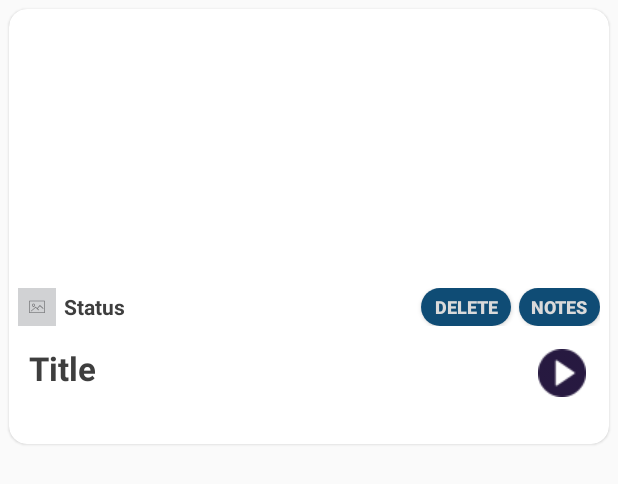
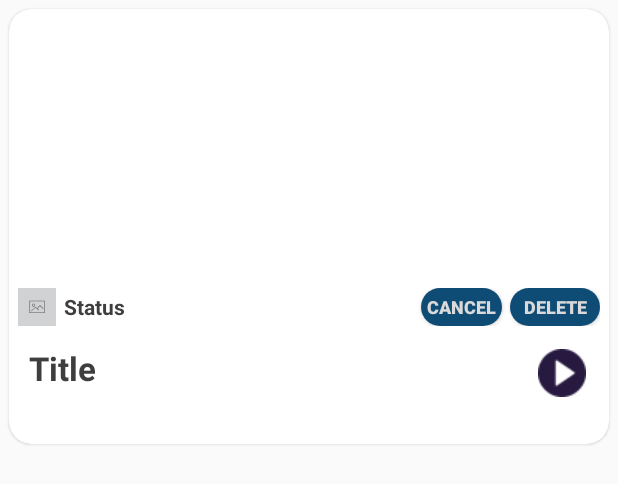
Before and after one commit to Asmaa933/iTrip, an Android app: the layout list_item_main.xml on its own in the app's theme, with its tools: preview values and no code run, on a phone screen of 412 x 824 dp. Shown: the top 484 px of the screen. Run offline under Robolectric (Android 15) with nearby library versions, the phone set to English and light mode, and no system bars.

Commit message:
cancel button

```diff
--- a/app/build.gradle
+++ b/app/build.gradle
@@ -55,6 +55,7 @@ dependencies {
     implementation "androidx.multidex:multidex:2.0.1"
 
     implementation 'com.google.android.libraries.places:places:1.0.0'
-    implementation 'com.github.apl-devs:appintro:v4.2.3'
+    implementation 'com.github.AppIntro:AppIntro:5.1.0'
+
 }
 apply plugin: 'com.google.gms.google-services'
--- a/app/src/main/java/com/andro/itrip/FireBaseHandler.java
+++ b/app/src/main/java/com/andro/itrip/FireBaseHandler.java
@@ -113,6 +113,11 @@ public class FireBaseHandler {
 
     }
 
+    public void updateTripStatus(Trip trip) {
+        databaseTrips.child(trip.getTripID()).setValue(trip);
+
+    }
+
     public void deleteTrip(String tripId) {
         databaseTrips.child(tripId).removeValue();
     }
--- a/app/src/main/java/com/andro/itrip/ui/upcomingUI/UpcomingContract.java
+++ b/app/src/main/java/com/andro/itrip/ui/upcomingUI/UpcomingContract.java
@@ -13,6 +13,8 @@ public class UpcomingContract {
 
         void onDelete(String tripId);
 
+        void onCancel(Trip trip);
+
         void addTrip(Trip trip);
 
     }
--- a/app/src/main/java/com/andro/itrip/ui/upcomingUI/UpcomingPresenter.java
+++ b/app/src/main/java/com/andro/itrip/ui/upcomingUI/UpcomingPresenter.java
@@ -43,7 +43,10 @@ public class UpcomingPresenter implements UpcomingContract.PresenterInterface {
         FireBaseHandler.getInstance().deleteTrip(tripId);
     }
 
-
+    @Override
+    public void onCancel(Trip trip) {
+        FireBaseHandler.getInstance().updateTripStatus(trip);
+    }
 
 
 }
--- a/app/src/main/res/layout/fragment_upcoming.xml
+++ b/app/src/main/res/layout/fragment_upcoming.xml
@@ -9,8 +9,7 @@
     <androidx.recyclerview.widget.RecyclerView
         android:id="@+id/mainRecyclerView"
         android:layout_width="match_parent"
-        android:layout_height="match_parent">
-    </androidx.recyclerview.widget.RecyclerView>
+        android:layout_height="match_parent"></androidx.recyclerview.widget.RecyclerView>
 
     <LinearLayout
         android:id="@+id/layout_empty"
--- a/app/src/main/res/layout/list_item_main.xml
+++ b/app/src/main/res/layout/list_item_main.xml
@@ -1,18 +1,17 @@
 <?xml version="1.0" encoding="utf-8"?>
-<androidx.cardview.widget.CardView  xmlns:android="http://schemas.android.com/apk/res/android"
+<androidx.cardview.widget.CardView xmlns:android="http://schemas.android.com/apk/res/android"
     xmlns:app="http://schemas.android.com/apk/res-auto"
+    android:id="@+id/container_list_item_main"
     style="@style/Widget.MaterialComponents.CardView"
-    android:id="@+id/container_list_item_main"
     android:layout_width="match_parent"
     android:layout_height="wrap_content"
     android:layout_margin="6dp"
-    android:layout_marginBottom="12dp"
+    android:layout_marginBottom="25dp"
+    android:background="@android:drawable/list_selector_background"
+    android:clickable="true"
     android:outlineSpotShadowColor="@color/Grey"
     app:cardBackgroundColor="@color/white"
-    app:cardCornerRadius="12dp"
-    android:clickable="true"
-    android:background="@android:drawable/list_selector_background"
-    >
+    app:cardCornerRadius="15dp">
 
     <LinearLayout
         android:id="@+id/row"
@@ -65,6 +64,18 @@
                 android:layout_weight="1" />
 
             <Button
+                android:id="@+id/cancel_list_item_main"
+                android:layout_width="54dp"
+                android:layout_height="match_parent"
+                android:layout_marginLeft="5dp"
+                android:background="@drawable/btn_rounded_grey"
+                android:clickable="true"
+                android:text="@string/card_cancel"
+                android:textColor="@color/colorOffwhite"
+                android:textSize="12sp"
+                android:textStyle="bold" />
+
+            <Button
                 android:id="@+id/delete_list_item_main"
                 android:layout_width="60dp"
                 android:layout_height="match_parent"
@@ -74,21 +85,9 @@
                 android:text="@string/card_delete"
                 android:textColor="@color/colorOffwhite"
                 android:textSize="12sp"
-                android:textStyle="bold"
+                android:textStyle="bold" />
 
-                />
 
-            <Button
-                android:id="@+id/note_list_item_main"
-                android:layout_width="54dp"
-                android:layout_height="match_parent"
-                android:layout_marginLeft="5dp"
-                android:background="@drawable/btn_rounded_grey"
-                android:clickable="true"
-                android:text="@string/card_notes"
-                android:textColor="@color/colorOffwhite"
-                android:textSize="12sp"
-                android:textStyle="bold" />
 
         </LinearLayout>
 
@@ -96,7 +95,8 @@
             android:layout_width="match_parent"
             android:layout_height="wrap_content"
             android:orientation="horizontal"
-            android:padding="8dp">
+            android:padding="8dp"
+            android:paddingBottom="20dp">
 
             <LinearLayout
                 android:layout_width="0dp"
--- a/app/src/main/res/values/strings.xml
+++ b/app/src/main/res/values/strings.xml
@@ -24,7 +24,7 @@
     <string name="signup">Sign up</string>
     <string name="add_more_trips">Opps! No trips here. Start by adding(+) more trips.</string>
     <string name="past_trips">Opps! No trips here yet.</string>
-    <string name="card_notes">Notes</string>
+    <string name="card_cancel">Cancel</string>
     <string name="card_delete">Delete</string>
 
     <string name="confirm">Confirm Password</string>
```
Also changed, not shown: app/src/main/java/com/andro/itrip/loginActivity/LoginActivity.java (+4 -3 lines), app/src/main/java/com/andro/itrip/ui/upcomingUI/TripAdapter.java (+7 -5 lines), app/src/main/res/drawable-v24/ic_launcher_foreground.xml (deleted, +0 -34 lines), app/src/main/res/drawable-v24/first.png (deleted), app/src/main/res/drawable-v24/second.png (deleted), app/src/main/res/drawable-v24/third.png (deleted).
